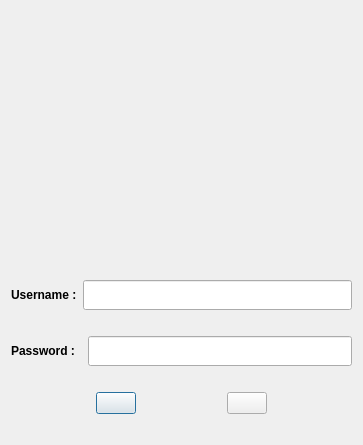
Old version of the form FinalProject/Tweeterak/login.ui in the repository amirhosseinbt/FinalProject_AP.
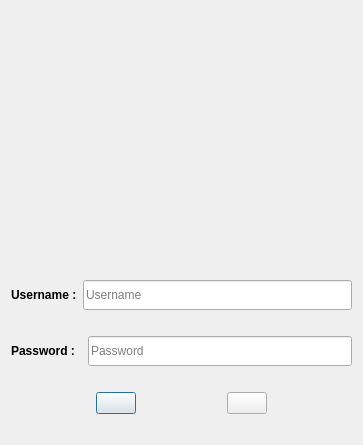
New version of the form.

The edit to the form file:
```diff
--- a/FinalProject/Tweeterak/login.ui
+++ b/FinalProject/Tweeterak/login.ui
@@ -120,6 +120,9 @@
          <height>30</height>
         </size>
        </property>
+       <property name="placeholderText">
+        <string>Username</string>
+       </property>
       </widget>
      </item>
     </layout>
@@ -177,6 +180,9 @@
        <property name="echoMode">
         <enum>QLineEdit::Password</enum>
        </property>
+       <property name="placeholderText">
+        <string>Password</string>
+       </property>
       </widget>
      </item>
     </layout>
```
